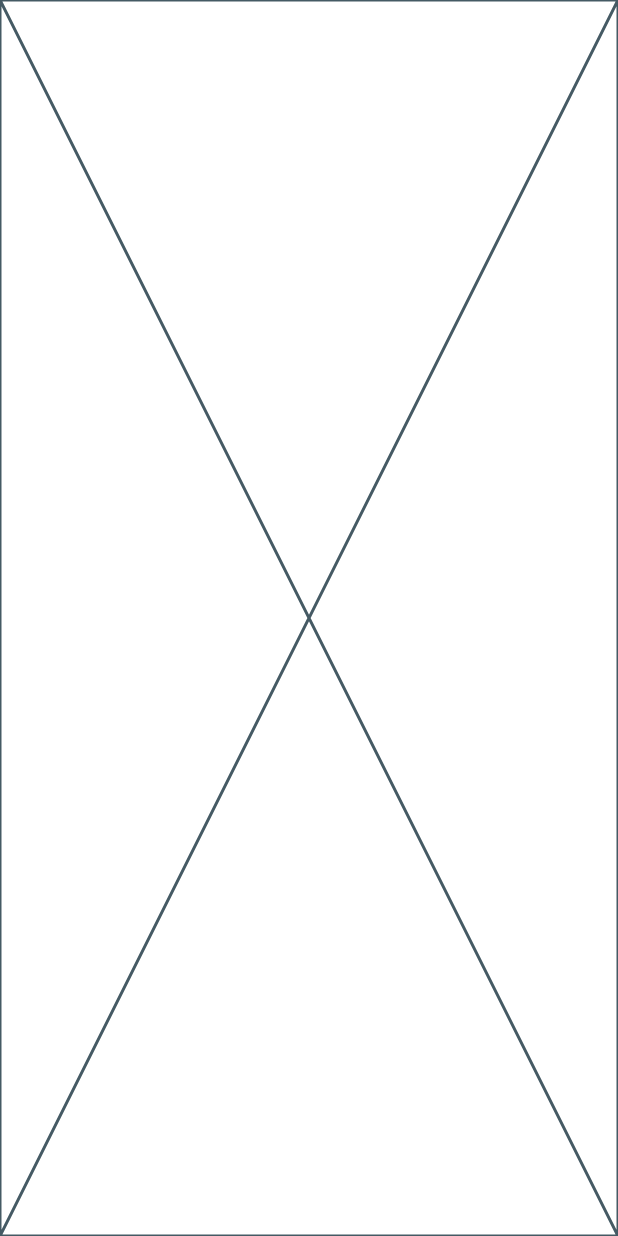
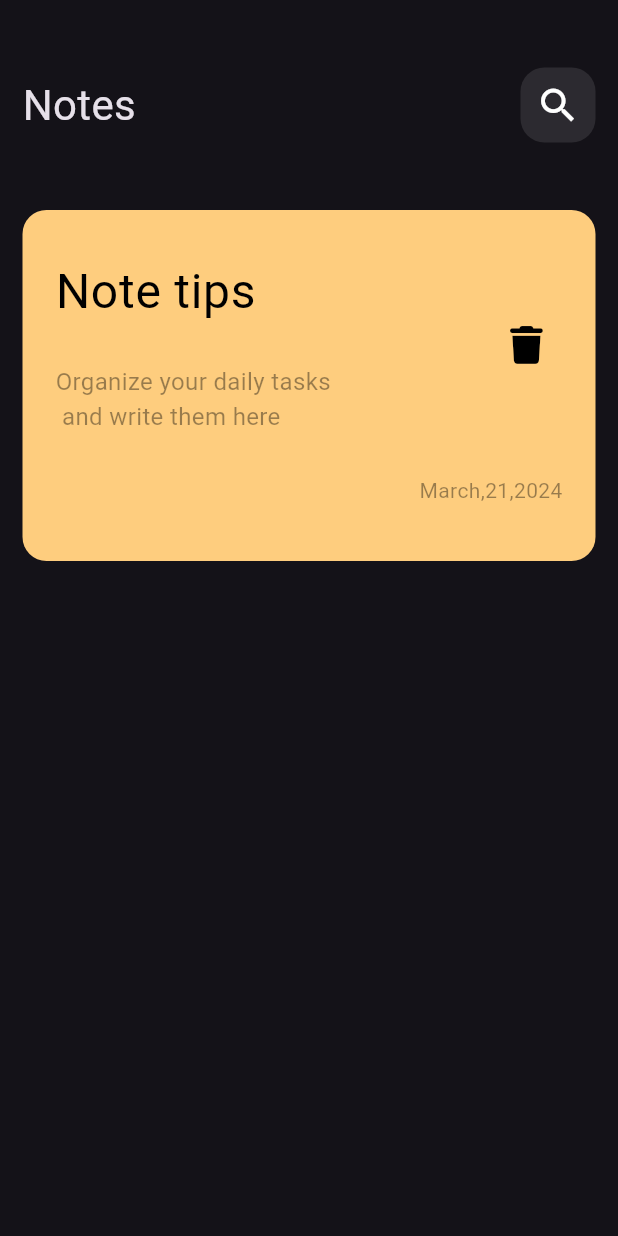
Before and after one commit to abdarahmann/Note-App, a Flutter app: the screen it shows after launch, on a phone screen of 412 x 824 dp. Run offline on Flutter 3.47's test engine with Material 3 defaults, Android fonts, the phone set to English and light mode, and no system bars; our stand-ins replace font_awesome_flutter; Roboto replaces fonts that are missing (Poppins).

Commit message:
create custom app bar and note item

```diff
--- a/lib/main.dart
+++ b/lib/main.dart
@@ -1,7 +1,8 @@
 import 'package:flutter/material.dart';
+import 'package:notes_app/views/note_view.dart';
 
 void main() {
-  runApp(NoteApp());
+  runApp(const NoteApp());
 }
 
 class NoteApp extends StatelessWidget {
@@ -9,6 +10,13 @@ class NoteApp extends StatelessWidget {
 
   @override
   Widget build(BuildContext context) {
-    return const Placeholder();
+    return MaterialApp(
+      debugShowCheckedModeBanner: false,
+      theme: ThemeData(
+        brightness: Brightness.dark,
+        fontFamily: 'Poppins',
+      ),
+      home: const NoteView(),
+    );
   }
 }
--- /dev/null
+++ b/lib/views/note_view.dart
@@ -0,0 +1,14 @@
+import 'package:flutter/material.dart';
+
+import '../widgets/notes_view_body.dart';
+
+class NoteView extends StatelessWidget {
+  const NoteView({super.key});
+
+  @override
+  Widget build(BuildContext context) {
+    return const Scaffold(
+      body:NotesViewBody() ,
+    );
+  }
+}
--- /dev/null
+++ b/lib/widgets/custom_app_bar.dart
@@ -0,0 +1,22 @@
+
+import 'package:flutter/material.dart';
+
+import 'custom_search_icon.dart';
+
+class CustomAppBar extends StatelessWidget {
+  const CustomAppBar({super.key});
+
+  @override
+  Widget build(BuildContext context) {
+    return const Row(
+      mainAxisAlignment: MainAxisAlignment.spaceBetween,
+      children: [
+         Text(
+          'Notes',
+          style: TextStyle(fontSize: 28),
+        ),
+        CustomSearchIcon()
+      ],
+    );
+  }
+}
--- /dev/null
+++ b/lib/widgets/custom_search_icon.dart
@@ -0,0 +1,24 @@
+
+import 'package:flutter/material.dart';
+
+class CustomSearchIcon extends StatelessWidget {
+  const CustomSearchIcon({
+    super.key,
+  });
+
+  @override
+  Widget build(BuildContext context) {
+    return Container(
+      height: 50,
+      width: 50,
+      decoration: BoxDecoration(
+        color: Colors.white.withOpacity(0.1),
+        borderRadius: BorderRadius.circular(16),
+      ),
+      child: const Icon(
+        Icons.search,
+        size: 30,
+      ),
+    );
+  }
+}
--- /dev/null
+++ b/lib/widgets/note_item_widget.dart
@@ -0,0 +1,61 @@
+
+import 'package:flutter/material.dart';
+import 'package:font_awesome_flutter/font_awesome_flutter.dart';
+
+class NoteItem extends StatelessWidget {
+  const NoteItem({super.key});
+
+  @override
+  Widget build(BuildContext context) {
+    return  Container(
+      padding: const EdgeInsets.all(22),
+      decoration: BoxDecoration(
+        color: Color(0xffFECD7E),
+        borderRadius: BorderRadius.circular(16),
+      ),
+      child:  Column(
+        crossAxisAlignment: CrossAxisAlignment.end,
+        children: [
+          ListTile(
+            contentPadding: EdgeInsets.all(0),
+            title: Text(
+              'Note tips',
+              style: TextStyle(
+                color: Colors.black,
+                fontSize: 32,
+              ),
+            ),
+            subtitle: Padding(
+              padding:  EdgeInsets.only(
+                top: 25,
+              ),
+              child: Text(
+                'Organize your daily tasks\n and write them here',
+                style: TextStyle(
+                  color: Colors.black.withOpacity(.4),
+                  fontSize: 16,
+                ),
+              ),
+            ),
+            trailing: IconButton(
+                onPressed: () {},
+                icon:  Icon(
+                  FontAwesomeIcons.trash,
+                  color: Colors.black,
+                  size: 25,
+                )),
+          ),
+          Padding(
+            padding: const EdgeInsets.only(top: 20, bottom: 15),
+            child: Text(
+              'March,21,2024',
+              style: TextStyle(
+                color: Colors.black.withOpacity(.4),
+              ),
+            ),
+          )
+        ],
+      ),
+    );
+  }
+}
--- /dev/null
+++ b/lib/widgets/notes_view_body.dart
@@ -0,0 +1,29 @@
+// ignore_for_file: prefer_const_constructors
+
+import 'package:flutter/material.dart';
+
+import 'custom_app_bar.dart';
+import 'note_item_widget.dart';
+
+class NotesViewBody extends StatelessWidget {
+  const NotesViewBody({super.key});
+
+  @override
+  Widget build(BuildContext context) {
+    return const Padding(
+      padding: EdgeInsets.symmetric(horizontal: 15),
+      child: Column(
+        children: [
+          SizedBox(
+            height: 45,
+          ),
+          CustomAppBar(),
+          SizedBox(
+            height: 45,
+          ),
+          NoteItem(),
+        ],
+      ),
+    );
+  }
+}
--- a/pubspec.yaml
+++ b/pubspec.yaml
@@ -35,6 +35,7 @@ dependencies:
   # The following adds the Cupertino Icons font to your application.
   # Use with the CupertinoIcons class for iOS style icons.
   cupertino_icons: ^1.0.2
+  font_awesome_flutter: ^10.7.0
 
 dev_dependencies:
   flutter_test:
```
Also changed, not shown: assets/fonts/Poppins-Regular.ttf (added), pubspec.lock.
